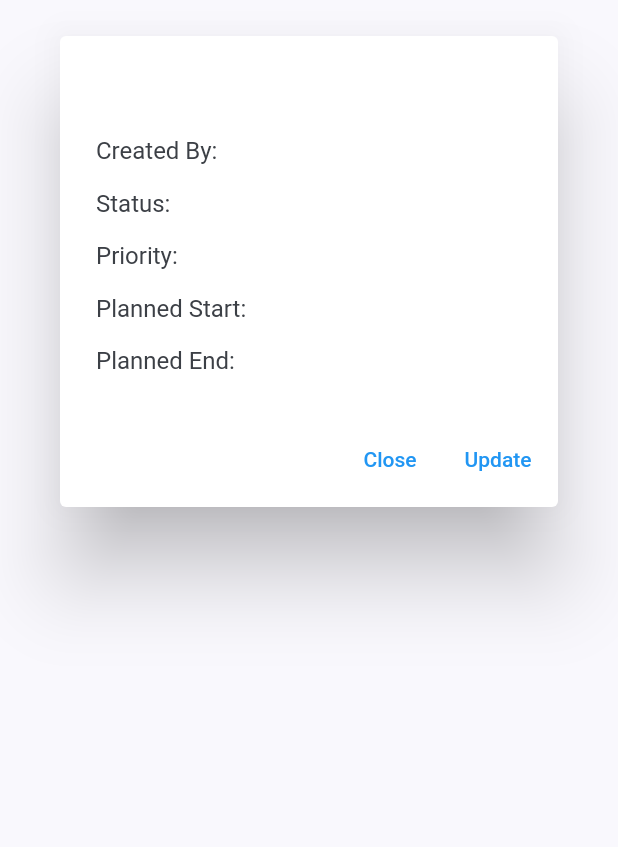
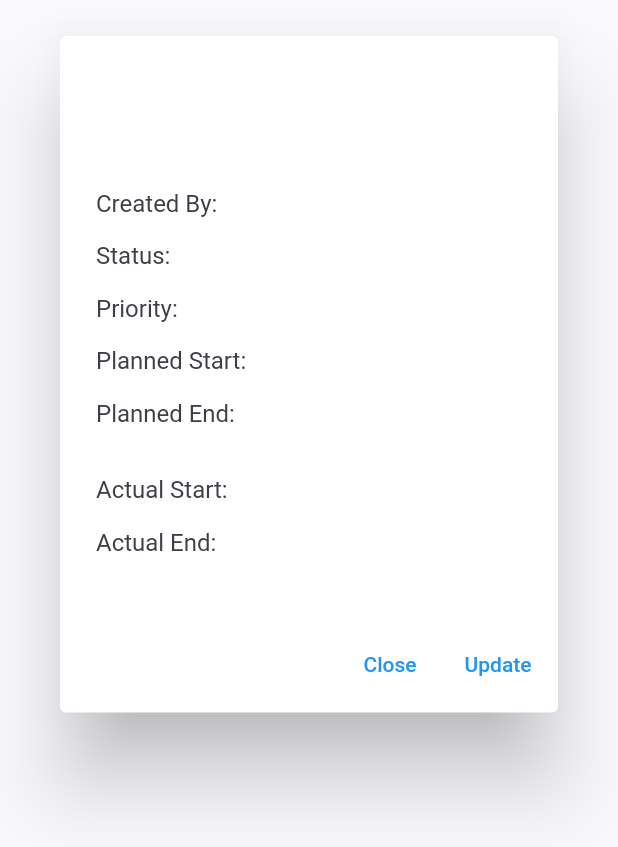
Before and after one commit to tee-jaay/stsks, a Flutter app: the TaskDetailDialog widget shown alone on an empty page, opened directly with empty values, on a phone screen of 412 x 824 dp. Shown: the top 847 px of the screen. Run offline on Flutter 3.47's test engine with Material 2 defaults, Android fonts, the light colour scheme and no system bars; our stand-ins replace animated_text_kit, date_format, flutter_animate, flutter_dotenv; missing offline and left inert: draw_graph, graphic, jwt_decode.

Commit message:
task detail actual start, end, description

```diff
--- a/lib/screens/dashboard/projects/task/detail/task_detail_dialog.dart
+++ b/lib/screens/dashboard/projects/task/detail/task_detail_dialog.dart
@@ -1,6 +1,6 @@
 import 'package:flutter/material.dart';
-import 'package:prozeqts/settings/constants.dart';
 
+import '../../../../../settings/constants.dart';
 import '../../../../../models/task.dart';
 
 class TaskDetailDialog extends StatelessWidget {
@@ -21,15 +21,38 @@ class TaskDetailDialog extends StatelessWidget {
           child: Column(
             crossAxisAlignment: CrossAxisAlignment.start,
             children: [
+              Text(task.description),
+              const SizedBox(
+                height: appDefaultSpace,
+              ),
               Text('Created By: ${task.createdBy}'),
-              const SizedBox(height: appDefaultSpace,),
+              const SizedBox(
+                height: appDefaultSpace,
+              ),
               Text('Status: ${task.status}'),
-              const SizedBox(height: appDefaultSpace,),
+              const SizedBox(
+                height: appDefaultSpace,
+              ),
               Text('Priority: ${task.priority}'),
-              const SizedBox(height: appDefaultSpace,),
+              const SizedBox(
+                height: appDefaultSpace,
+              ),
               Text('Planned Start: ${task.plannedStart}'),
-              const SizedBox(height: appDefaultSpace,),
+              const SizedBox(
+                height: appDefaultSpace,
+              ),
               Text('Planned End: ${task.plannedEnd}'),
+              const SizedBox(
+                height: appDefaultSpace * 2,
+              ),
+              Text('Actual Start: ${task.actualStart}'),
+              const SizedBox(
+                height: appDefaultSpace,
+              ),
+              Text('Actual End: ${task.actualEnd}'),
+              const SizedBox(
+                height: appDefaultSpace,
+              ),
             ],
           ),
         ),
```
Also changed, not shown: lib/controllers/task_controller.dart (+10 -21 lines).
